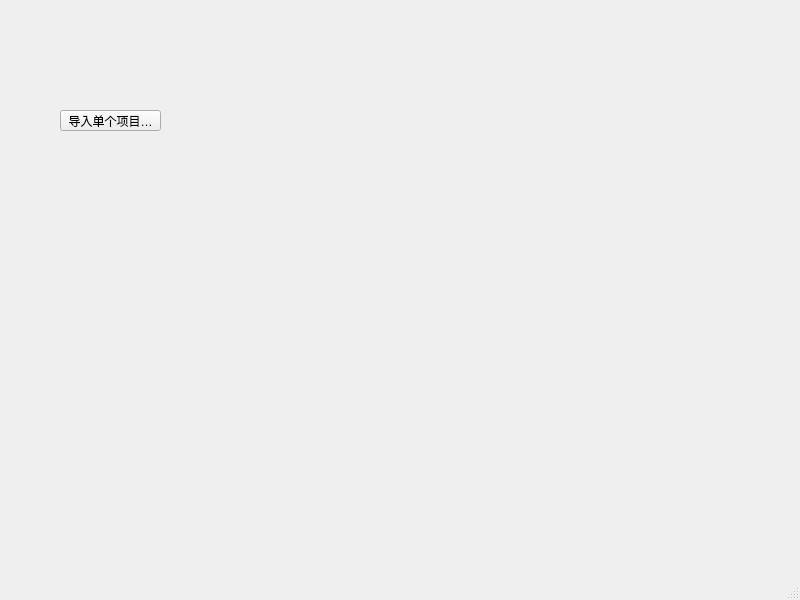
First picture: the form in mainwindow.ui, repository YaoqingAyuan/Memoria_V2.X.X, before the edit.
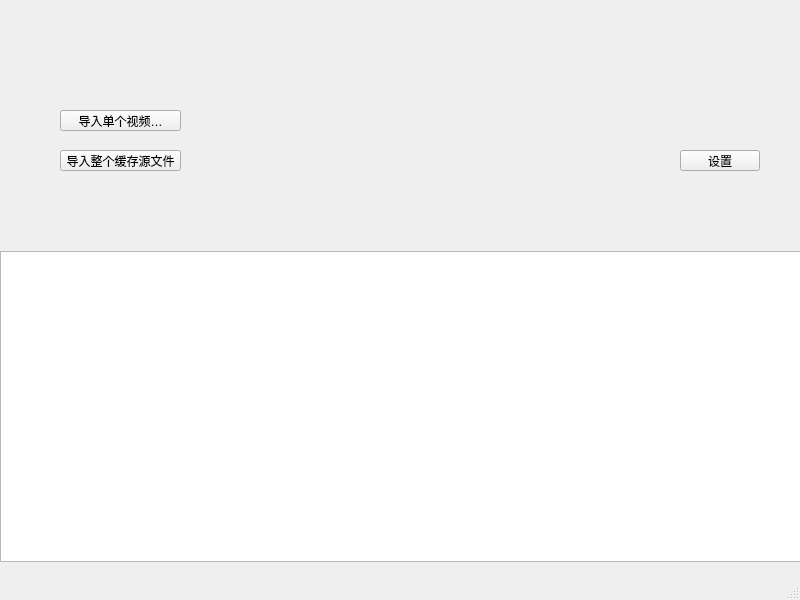
Second picture: the form after the edit.

```diff
--- a/mainwindow.ui
+++ b/mainwindow.ui
@@ -19,12 +19,48 @@
      <rect>
       <x>60</x>
       <y>110</y>
-      <width>101</width>
+      <width>121</width>
       <height>21</height>
      </rect>
     </property>
     <property name="text">
-     <string>导入单个项目…</string>
+     <string>导入单个视频…</string>
+    </property>
+   </widget>
+   <widget class="QTableView" name="MaintableView">
+    <property name="geometry">
+     <rect>
+      <x>0</x>
+      <y>251</y>
+      <width>801</width>
+      <height>311</height>
+     </rect>
+    </property>
+   </widget>
+   <widget class="QPushButton" name="wholsoueflie_importButton">
+    <property name="geometry">
+     <rect>
+      <x>60</x>
+      <y>150</y>
+      <width>121</width>
+      <height>21</height>
+     </rect>
+    </property>
+    <property name="text">
+     <string>导入整个缓存源文件</string>
+    </property>
+   </widget>
+   <widget class="QPushButton" name="settingButton">
+    <property name="geometry">
+     <rect>
+      <x>680</x>
+      <y>150</y>
+      <width>80</width>
+      <height>21</height>
+     </rect>
+    </property>
+    <property name="text">
+     <string>设置</string>
     </property>
    </widget>
   </widget>
```
